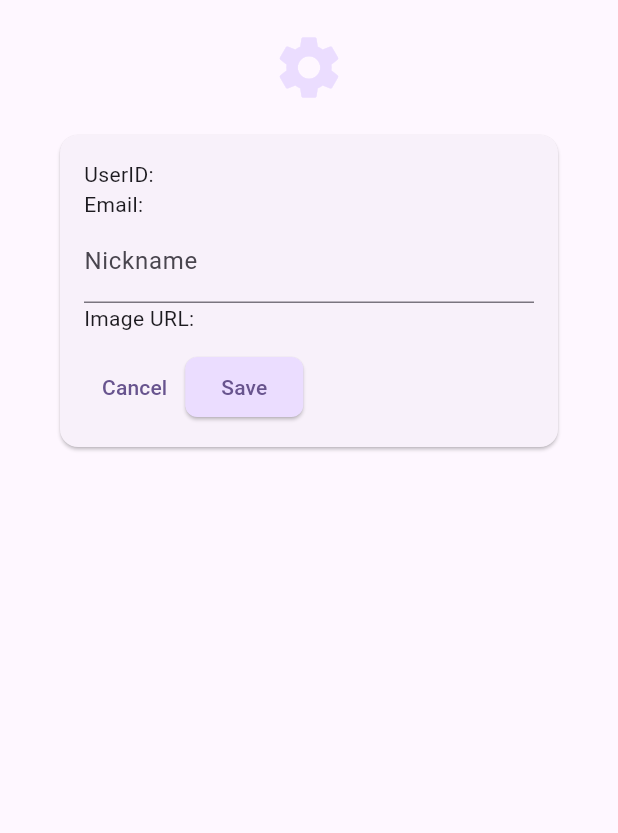
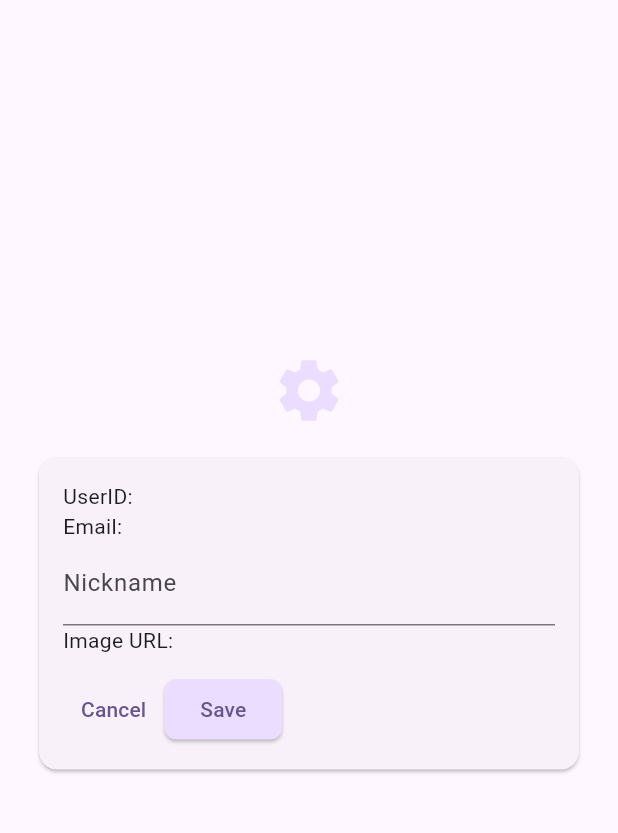
Before and after one commit to hokieknight/pluto_games, a Flutter app: the screen it shows once a user with an empty profile is signed in, after a tap on "Settings", on a phone screen of 412 x 824 dp, the part 84-917 px from its top. Run offline on Flutter 3.47's test engine with Material 3 defaults, Android fonts, the phone set to English and light mode, and no system bars; our stand-ins replace cloud_firestore, firebase_auth, firebase_core, flutter_riverpod; accounts and stored records are empty.

Commit message:
cleanup page layout

```diff
--- a/lib/screens/create_game_screen.dart
+++ b/lib/screens/create_game_screen.dart
@@ -60,10 +60,9 @@ class _CreateGameScreenState extends ConsumerState<CreateGameScreen> {
         backgroundColor: Theme.of(context).colorScheme.inversePrimary,
         title: const Text('Pluto Games - Settings'),
       ),
-      body: Padding(
-        padding: const EdgeInsets.all(20.0),
+      body: Center(
+        child: SingleChildScrollView(
           child: Column(
-          //crossAxisAlignment: CrossAxisAlignment.start,
             children: [
               Icon(
                 Icons.games,
@@ -134,6 +133,7 @@ class _CreateGameScreenState extends ConsumerState<CreateGameScreen> {
             ],
           ),
         ),
+      ),
     );
   }
 }
--- a/lib/screens/main_screen.dart
+++ b/lib/screens/main_screen.dart
@@ -59,10 +59,8 @@ class _MainScreenState extends ConsumerState<MainScreen> {
         title: const Text('Pluto Games'),
       ),
       body: Center(
-        child: ListView(
-          children: [
-            Column(
-              mainAxisAlignment: MainAxisAlignment.center,
+        child: SingleChildScrollView(
+          child: Column(
             children: [
               const SizedBox(height: 40),
               ElevatedButton(
@@ -98,7 +96,7 @@ class _MainScreenState extends ConsumerState<MainScreen> {
               ),
             ],
           ),
-          ],
+          //],
         ),
       ),
     );
--- a/lib/screens/settings_screen.dart
+++ b/lib/screens/settings_screen.dart
@@ -49,10 +49,11 @@ class _SettingsScreenState extends ConsumerState<SettingsScreen> {
         backgroundColor: Theme.of(context).colorScheme.inversePrimary,
         title: const Text('Pluto Games - Settings'),
       ),
-      body: Padding(
-        padding: const EdgeInsets.all(20.0),
+      body: Center(
+        //padding: const EdgeInsets.all(20.0),
+        child: SingleChildScrollView(
           child: Column(
-          //mainAxisAlignment: MainAxisAlignment.start,
+            //mainAxisAlignment: MainAxisAlignment.center,
             children: [
               Icon(
                 Icons.settings,
@@ -120,6 +121,7 @@ class _SettingsScreenState extends ConsumerState<SettingsScreen> {
             ],
           ),
         ),
+      ),
     );
   }
 }
```
Lines whose indentation alone changed are shown as unchanged.
